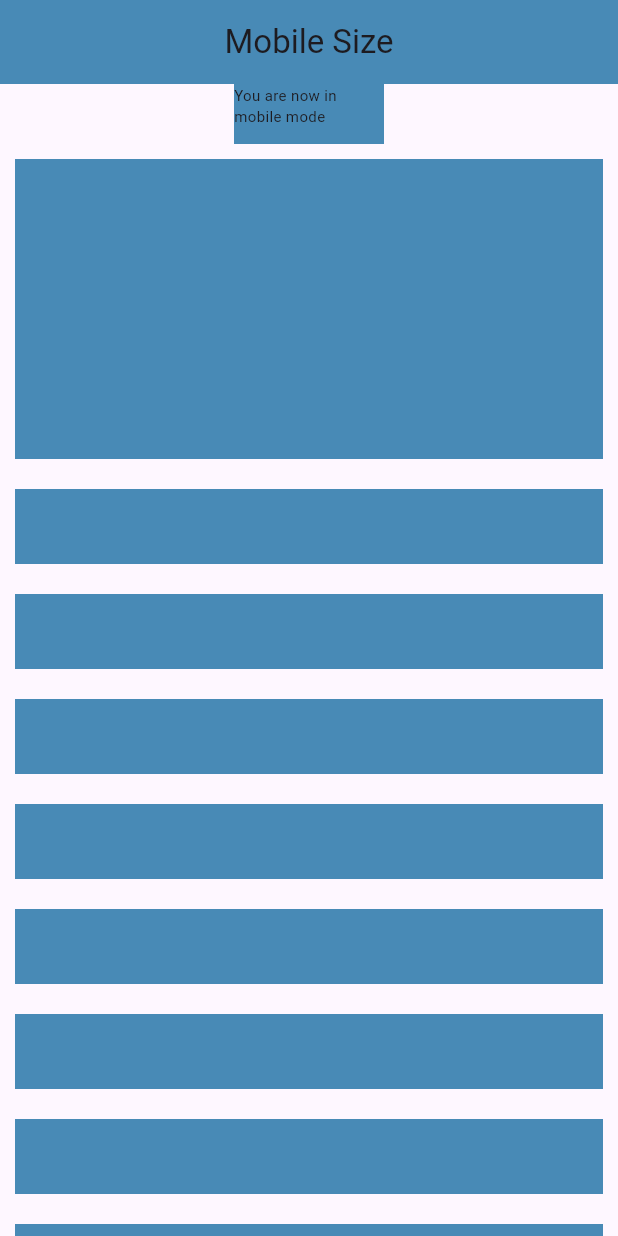
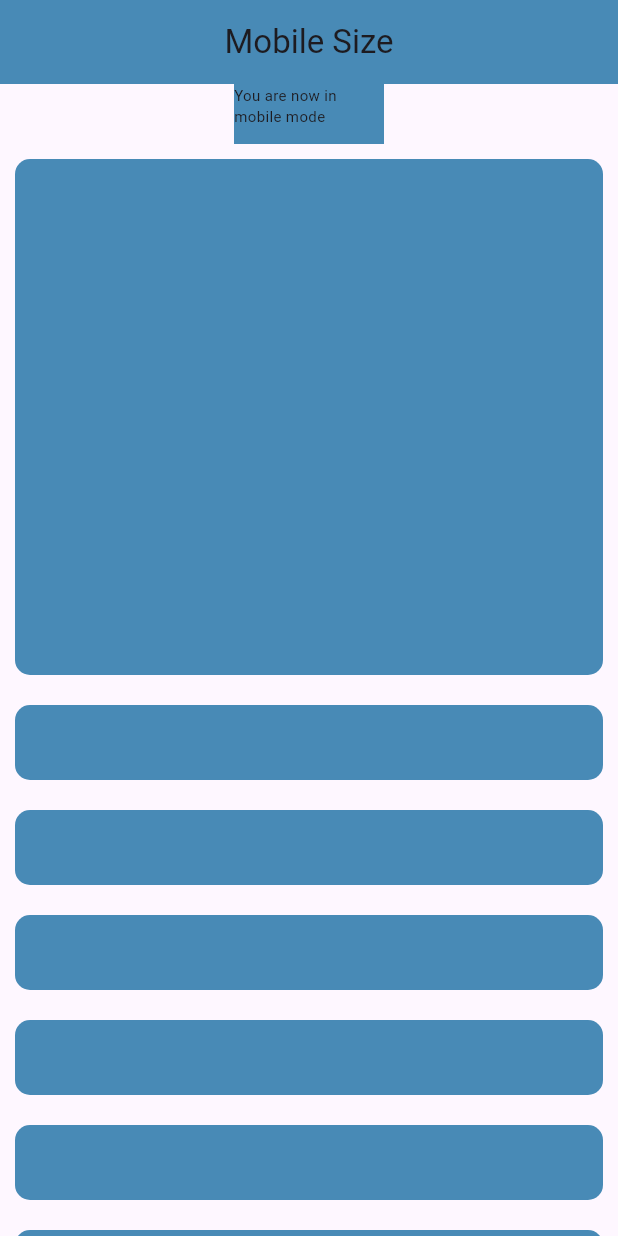
Before and after one commit to arsham-aazami/first_responsive_app, a Flutter app: the screen it shows after launch, on a phone screen of 412 x 824 dp. Run offline on Flutter 3.47's test engine with Material 2 defaults, Android fonts, the phone set to English and light mode, and no system bars.

Commit message:
setting border to mobile size children widgets

```diff
--- a/lib/responsive/mobile_size.dart
+++ b/lib/responsive/mobile_size.dart
@@ -23,12 +23,15 @@
             ),
           ),
         ),
-        Padding(
-          padding: EdgeInsets.all(10),
-          child: Container(
-            color: Color.fromARGB(205, 28, 112, 164),
-            width: 542,
-            height: 200,
+        Expanded(
+          child: Padding(
+            padding: EdgeInsets.all(10),
+            child: Container(
+              height: 200,
+              decoration: BoxDecoration(
+                  color: Color.fromARGB(205, 28, 112, 164),
+                  borderRadius: BorderRadius.circular(10)),
+            ),
           ),
         ),
         Expanded(
@@ -38,9 +41,11 @@
               return Padding(
                 padding: const EdgeInsets.all(10),
                 child: Container(
-                  color: Color.fromARGB(205, 28, 112, 164),
-                  width: 100,
                   height: 50,
+                  decoration: BoxDecoration(
+                    borderRadius: BorderRadius.circular(10),
+                    color: Color.fromARGB(205, 28, 112, 164),
+                  ),
                 ),
               );
             },
```
Also changed, not shown: lib/responsive/tablet_size.dart (+13 -1 lines).
